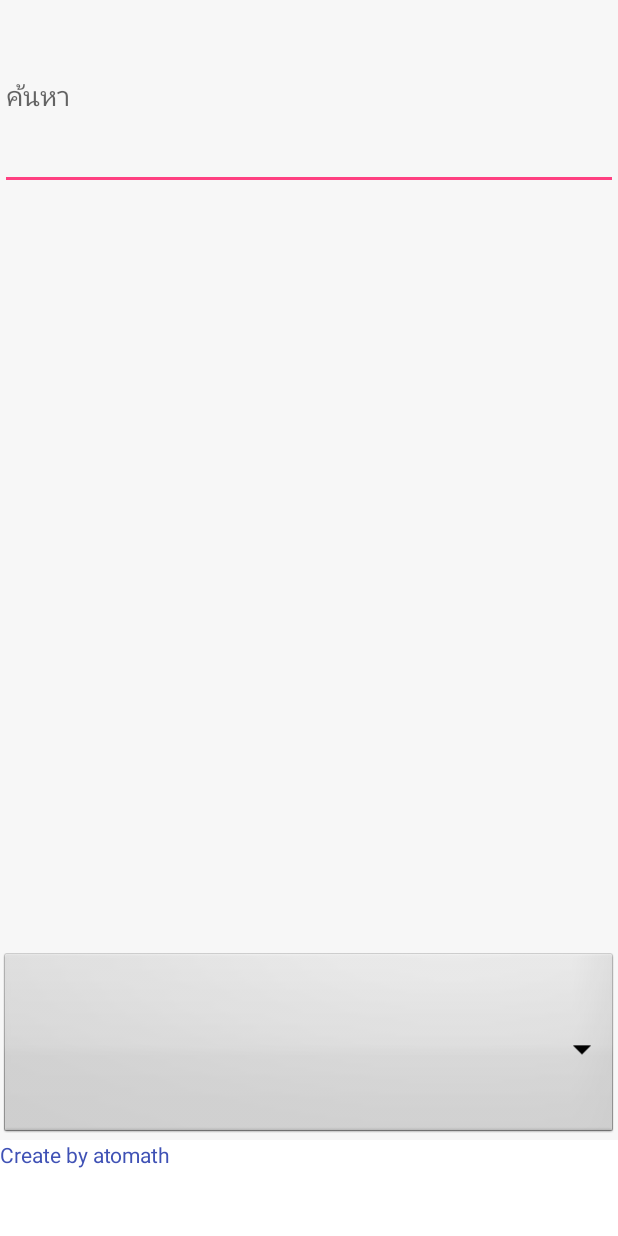
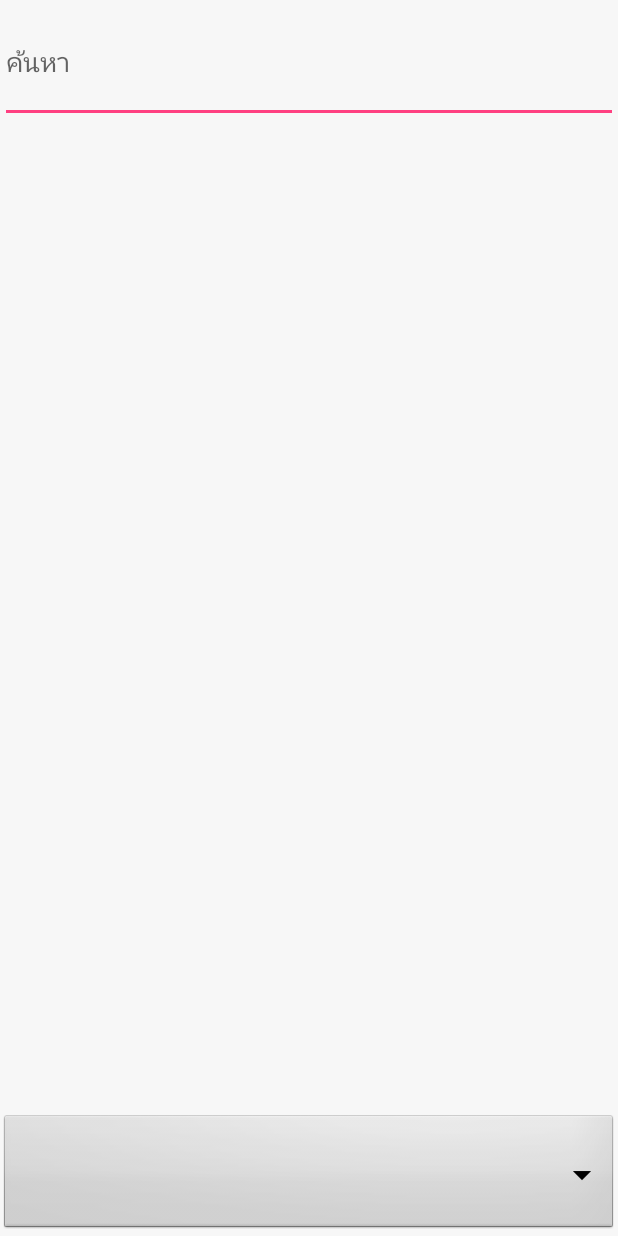
Before and after one commit to l2el3er/android_project, an Android app: the layout fragment_kcal.xml on its own in the app's theme, with its tools: preview values and no code run, on a phone screen of 412 x 824 dp. Run offline under Robolectric (Android 15) with nearby library versions, the phone set to English and light mode, and no system bars.

Commit message:
redesign kcal fragment

```diff
--- a/app/src/main/res/layout/fragment_kcal.xml
+++ b/app/src/main/res/layout/fragment_kcal.xml
@@ -11,7 +11,7 @@
         android:id="@+id/autoCompleteTextView1"
         android:layout_width="match_parent"
         android:layout_height="0dp"
-        android:layout_weight="2"
+        android:layout_weight="1"
         android:layout_alignParentTop="true"
         android:layout_centerHorizontal="true"
         android:hint="ค้นหา"
@@ -31,17 +31,8 @@
         android:id="@+id/spinner1"
         android:layout_width="match_parent"
         android:layout_height="0dp"
-        android:layout_weight="2"
+        android:layout_weight="1"
         android:background="@android:drawable/btn_dropdown"
         android:spinnerMode="dropdown" />
 
-    <TextView
-        android:layout_below="@+id/listview"
-        android:layout_width="match_parent"
-        android:layout_height="0dp"
-        android:layout_weight="1"
-        android:textColor="@color/colorPrimary"
-        android:background="@color/colorWhite"
-        android:text="Create by atomath" />
-
 </LinearLayout>
```
